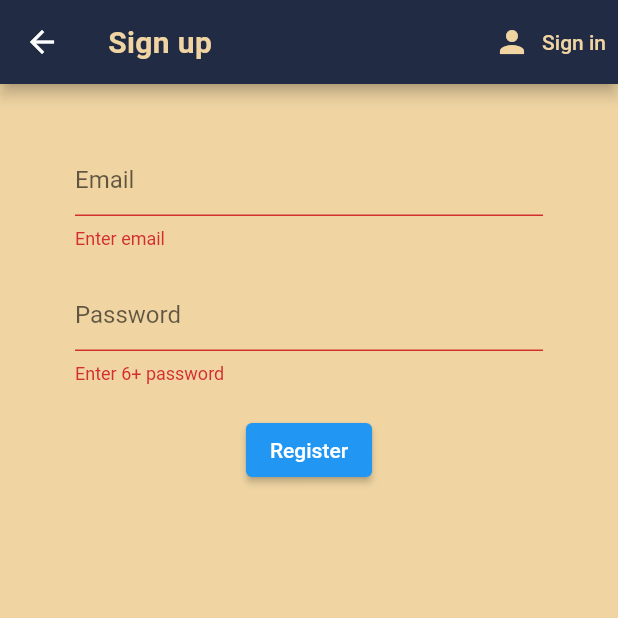
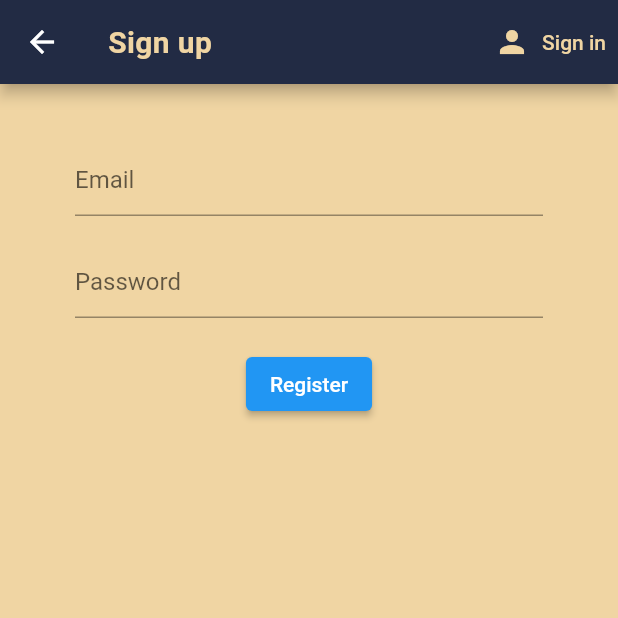
Before and after one commit to Azizalshiha/Customer, a Flutter app: the Register screen opened directly, after a tap on "Register", on a phone screen of 412 x 824 dp, the top half of it. Run offline on Flutter 3.47's test engine with Material 2 defaults, Android fonts, the phone set to English and light mode, and no system bars; our stand-ins replace firebase_core, table_calendar; accounts and stored records are empty.

Commit message:
Update register.dart

```diff
--- a/lib/screens/authenticate/register.dart
+++ b/lib/screens/authenticate/register.dart
@@ -1,13 +1,9 @@
-import 'package:faality/services/auth.dart';
+import 'package:faality/screens/authenticate/sign_in.dart';
 import 'package:faality/shared/const.dart';
 import 'package:flutter/material.dart';
 
 
 class Register extends StatefulWidget {
-
-
-  final Function? toggleView;
-  Register({ this.toggleView });
 
   @override
   _RegisterState createState() => _RegisterState();
@@ -15,7 +11,6 @@ class Register extends StatefulWidget {
 
 class _RegisterState extends State<Register> {
 
-  final AuthService _auth = AuthService();
   final _formKey = GlobalKey<FormState>();
 
   String email = '';
@@ -40,7 +35,7 @@ class _RegisterState extends State<Register> {
               primary: const Color(0xffF0D5A3),
             ),
             onPressed: (){
-              widget.toggleView!();
+              SignIn();
             },
           )
         ],
@@ -81,13 +76,7 @@ class _RegisterState extends State<Register> {
                         color: Colors.white
                     ),
                   ),
-                  onPressed: () async {
-                    if(_formKey.currentState!.validate()){
-                      dynamic result = await _auth.registerWithEmailAndPassword(email, password);
-                      if(result == null){
-                        setState(() => error = 'please provide a valide email');
-                      }
-                    }
+                  onPressed: ()  {
                   }
               ),
               SizedBox(height: 12),
```
